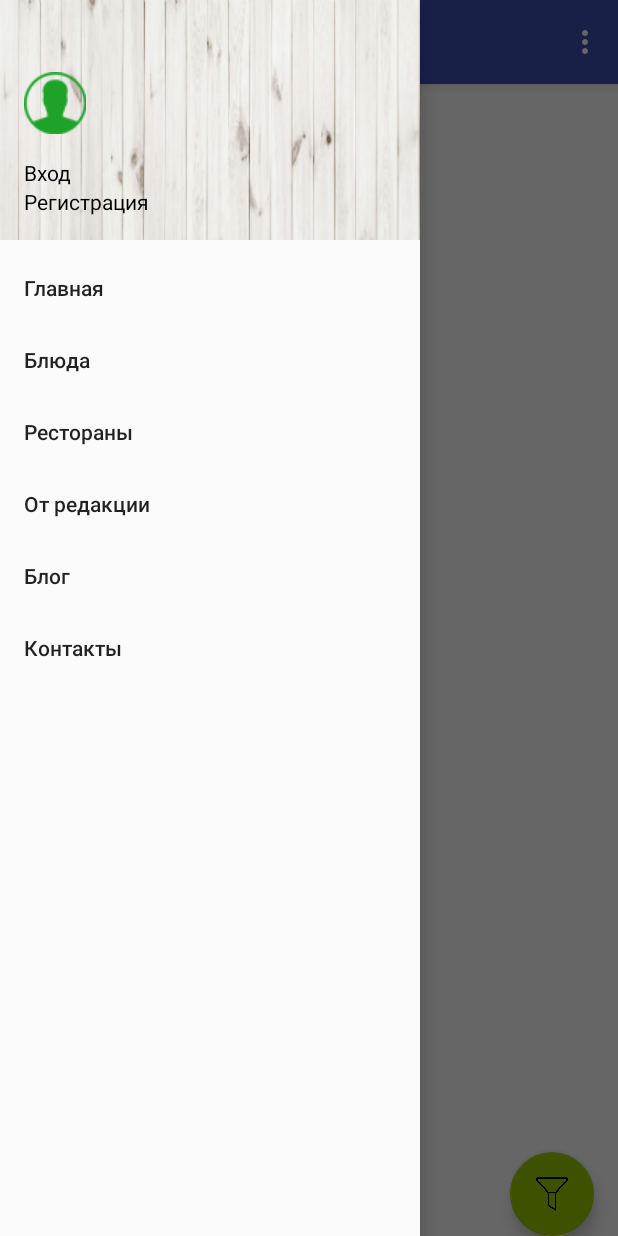
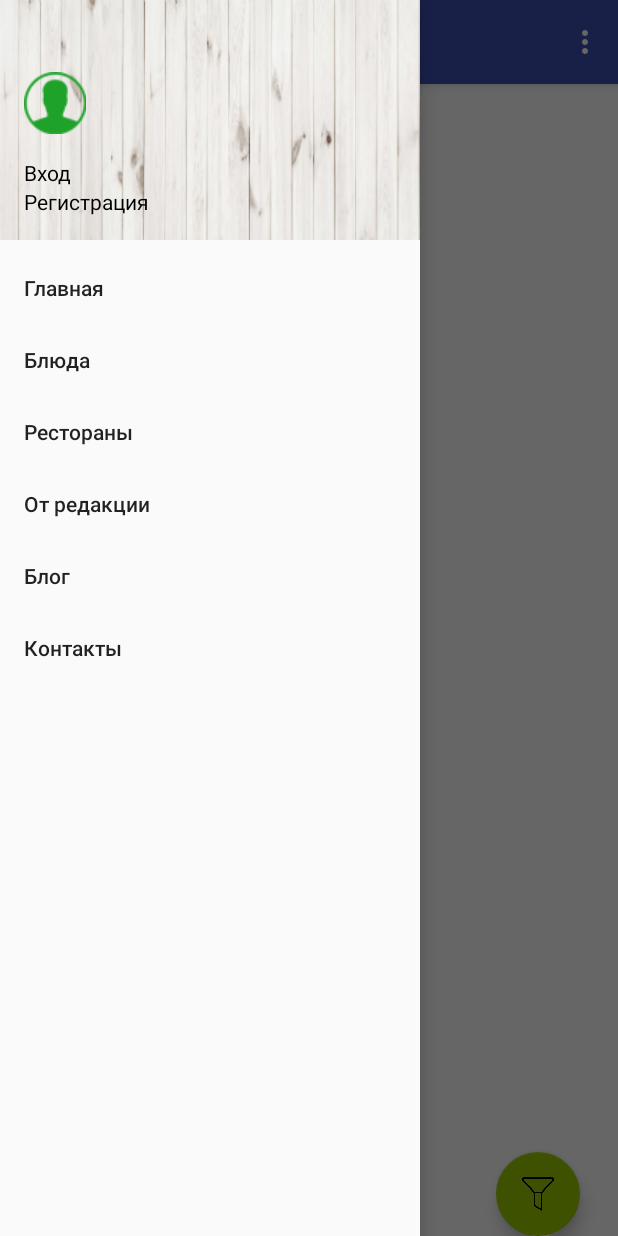
Before and after one commit to SpirinEgor/Bestresto, an Android app: the fragment RestaurantsFragment placed in its activity, with the side drawer open, on a phone screen of 412 x 824 dp. Run offline under Robolectric (Android 15) with nearby library versions, the phone set to English and light mode, and no system bars; our stand-ins replace Picasso; pictures from the network do not load.

Commit message:
commits for pull

```diff
--- a/android/build.gradle
+++ b/android/build.gradle
@@ -4,7 +4,7 @@
     }
 
     dependencies {
-        classpath 'com.android.tools.build:gradle:3.0.0-alpha6'
+        classpath "com.android.tools.build:gradle:2.3.3"
     }
 }
 
--- a/android/src/main/res/layout/rest_fragment_all.xml
+++ b/android/src/main/res/layout/rest_fragment_all.xml
@@ -20,10 +20,13 @@
         android:id="@+id/fab"
         android:layout_width="wrap_content"
         android:layout_height="wrap_content"
+        app:backgroundTint="@android:color/holo_green_light"
+        app:srcCompat="@drawable/filter"
+        android:layout_marginRight="25dp"
+        android:layout_marginBottom="31dp"
         android:layout_alignParentBottom="true"
         android:layout_alignParentRight="true"
-        android:layout_margin="@dimen/fab_margin"
-        app:backgroundTint="@android:color/holo_green_light"
-        app:srcCompat="@drawable/filter" />
+        android:layout_alignParentEnd="true"
+        android:layout_marginEnd="25dp" />
 
 </RelativeLayout>
```
